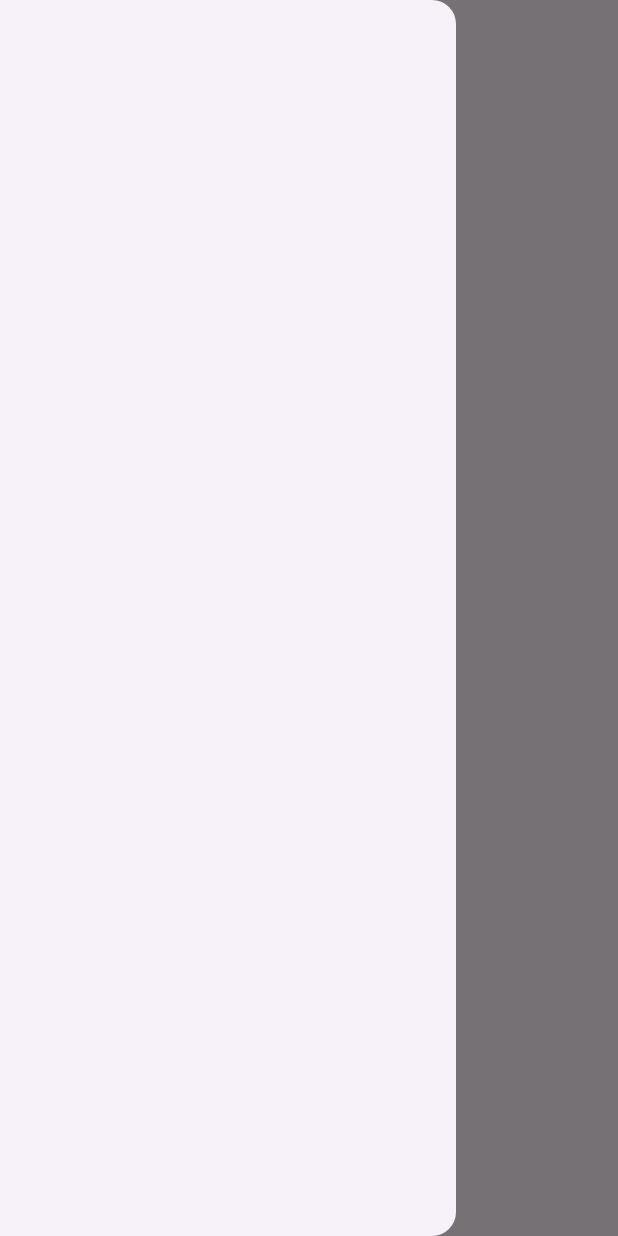
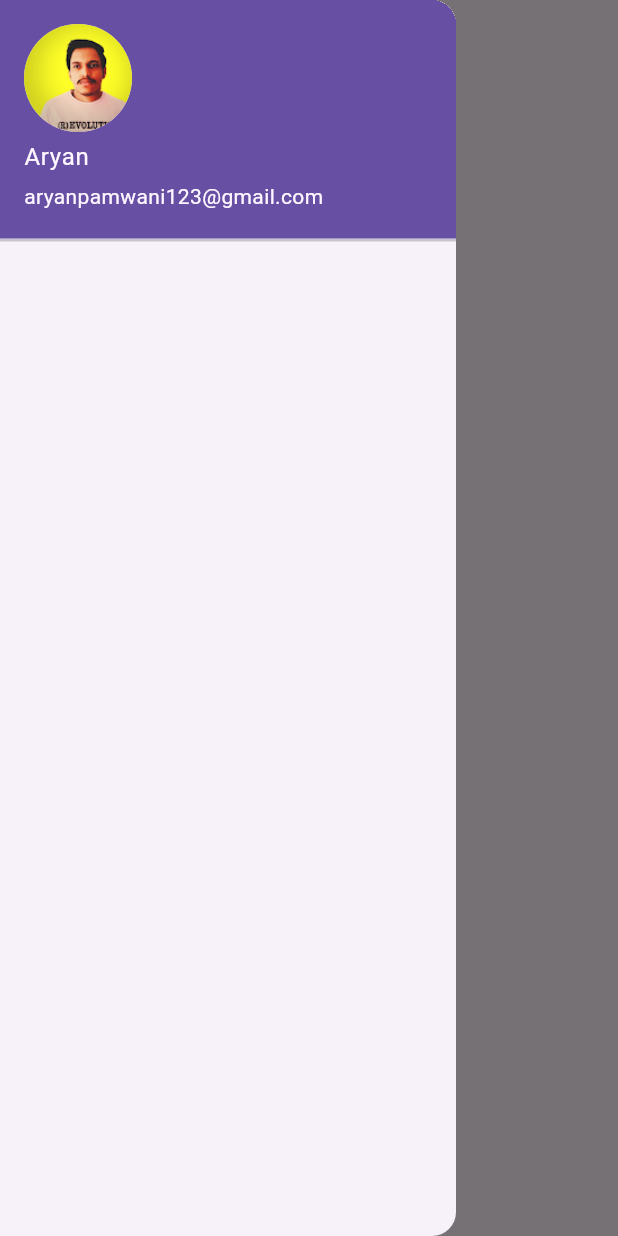
Before and after one commit to aryanpamwani-offical/ecomflutterapp, a Flutter app: the HomePage screen opened directly, with the side drawer open, on a phone screen of 412 x 824 dp. Run offline on Flutter 3.47's test engine with Material 3 defaults, Android fonts, the phone set to English and light mode, and no system bars.

Commit message:
Completed Till Day 11

```diff
--- a/lib/pages/home_page.dart
+++ b/lib/pages/home_page.dart
@@ -1,4 +1,5 @@
 import 'package:flutter/material.dart';
+import 'package:myapp/widgets/drawer.dart';
 
 class HomePage extends StatelessWidget {
   const HomePage({
@@ -9,9 +10,10 @@ class HomePage extends StatelessWidget {
   Widget build(BuildContext context) {
     return Scaffold(
       appBar: AppBar(
-        title: const Text("Hello"),
+        title: const Text("Ecom"),
+        centerTitle: true,
       ),
-      drawer: const Drawer(),
+      drawer: const MyDrawer(),
       body: const Center(
         child: Text("Welcome tò 30 days of Flutter "),
       ),
--- /dev/null
+++ b/lib/theme/theme.dart
@@ -0,0 +1,15 @@
+import 'package:flutter/material.dart';
+
+class MyTheme {
+  static ThemeData  lightTheme(BuildContext context) => ThemeData(
+   brightness: Brightness.light,
+   useMaterial3: true
+
+  );
+   static ThemeData  darkTheme(BuildContext context) => ThemeData(
+   brightness: Brightness.dark,
+      useMaterial3: true
+
+  );
+
+}
--- /dev/null
+++ b/lib/utils/routes.dart
@@ -0,0 +1,4 @@
+class MyRoutes{
+ static String homeRoute= "/";
+ static String loginRoute= "/login";
+}
--- /dev/null
+++ b/lib/widgets/drawer.dart
@@ -0,0 +1,31 @@
+import 'package:flutter/material.dart';
+
+class MyDrawer extends StatefulWidget {
+  const MyDrawer({super.key});
+
+  @override
+  State<MyDrawer> createState() => _MyDrawerState();
+}
+
+class _MyDrawerState extends State<MyDrawer> {
+  @override
+  Widget build(BuildContext context) {
+    return  Drawer(
+      child: ListView(
+        children: [
+ const DrawerHeader(
+margin:  EdgeInsets.zero,
+padding:  EdgeInsets.zero,
+  child: UserAccountsDrawerHeader(
+  margin:  EdgeInsets.zero,
+
+  accountName: Text("Aryan"),
+  accountEmail: Text("aryanpamwani123@gmail.com"),
+  currentAccountPicture: CircleAvatar(backgroundImage: AssetImage("assets/images/profile.png"),)
+  ),
+  )
+        ],
+      ),
+    );
+  }
+}
--- a/pubspec.yaml
+++ b/pubspec.yaml
@@ -59,8 +59,8 @@ flutter:
   uses-material-design: true
 
   # To add assets to your application, add an assets section, like this:
-  # assets:
-  #   - images/a_dot_burr.jpeg
+  assets:
+    - assets/images/
   #   - images/a_dot_ham.jpeg
 
   # An image asset can refer to one or more resolution-specific "variants", see
```
Also changed, not shown: lib/main.dart (+10 -7 lines), lib/modal/catalog.dart (added, +10 -0 lines), lib/pages/login_page.dart (+119 -11 lines), assets/images/login.png (added), assets/images/profile.png (added).
